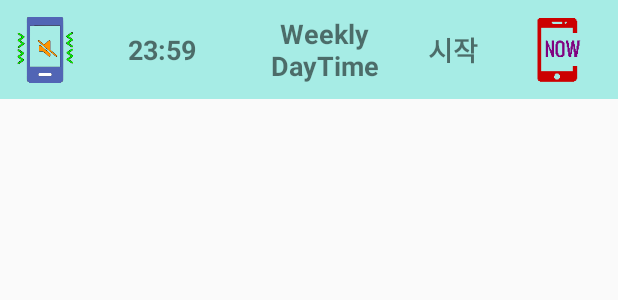
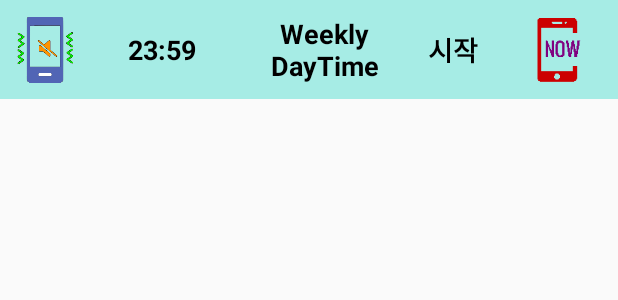
Before and after one commit to riopapa/KeepItSilent, an Android app: the layout notification_bar.xml on its own in the app's theme, with its tools: preview values and no code run, on a phone screen of 412 x 824 dp. Shown: the top 300 px of the screen. Run offline under Robolectric (Android 15) with nearby library versions, the phone set to English and light mode, and no system bars.

Commit message:
Minor changes

```diff
--- a/app/build.gradle
+++ b/app/build.gradle
@@ -25,9 +25,9 @@ android {
 
 dependencies {
     implementation fileTree(dir: 'libs', include: ['*.jar'])
-    implementation 'androidx.appcompat:appcompat:1.1.0'
+    implementation 'androidx.appcompat:appcompat:1.2.0'
     implementation 'androidx.constraintlayout:constraintlayout:1.1.3'
-    implementation 'com.google.android.material:material:1.1.0'
+    implementation 'com.google.android.material:material:1.2.0'
     implementation 'com.google.code.gson:gson:2.8.5'
     testImplementation 'junit:junit:4.13'
     androidTestImplementation 'androidx.test.ext:junit:1.1.1'
--- a/app/src/main/res/layout/notification_bar.xml
+++ b/app/src/main/res/layout/notification_bar.xml
@@ -21,6 +21,7 @@
         android:layout_margin="4dp"
         android:layout_width="0dp"
         android:layout_weight="4"
+        android:textColor="@color/black"
         android:layout_height="wrap_content"
         android:layout_gravity="center"
         android:textAlignment="center"
@@ -33,6 +34,7 @@
         android:layout_margin="4dp"
         android:layout_width="0dp"
         android:layout_weight="5"
+        android:textColor="@color/black"
         android:layout_height="wrap_content"
         android:layout_gravity="center"
         android:textAlignment="center"
@@ -45,6 +47,7 @@
         android:layout_margin="4dp"
         android:layout_width="0dp"
         android:layout_weight="2"
+        android:textColor="@color/black"
         android:layout_height="wrap_content"
         android:layout_gravity="center"
         android:textAlignment="center"
```
Also changed, not shown: app/src/main/java/com/urrecliner/keepitsilent/NotificationService.java (+4 -4 lines).
